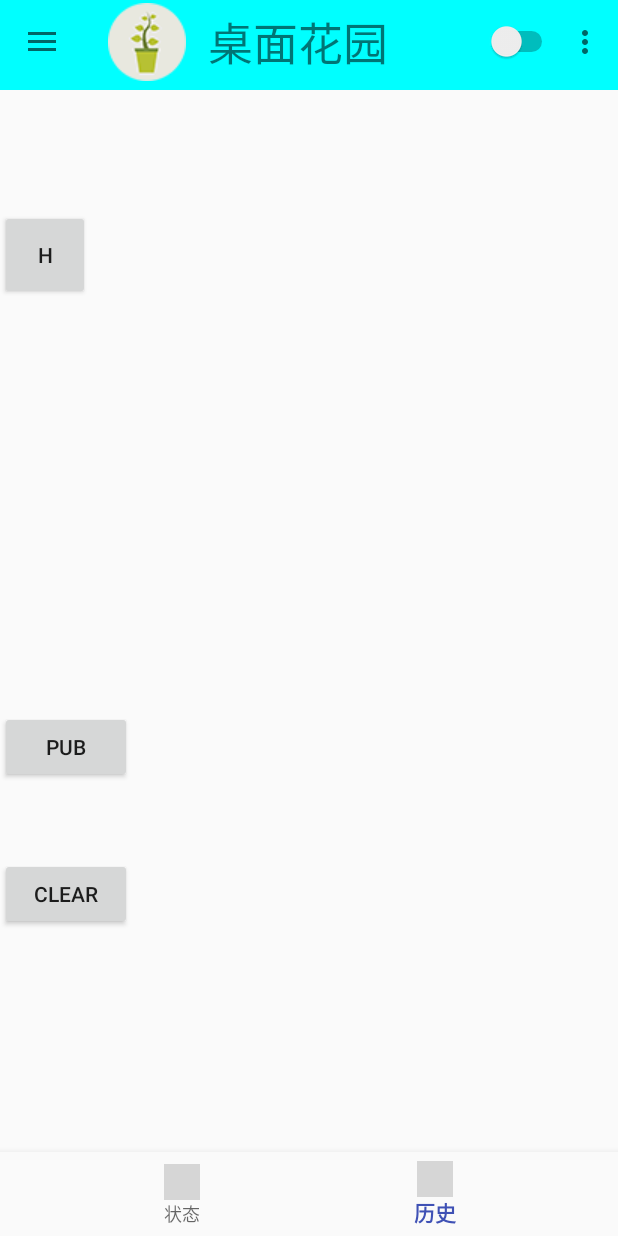
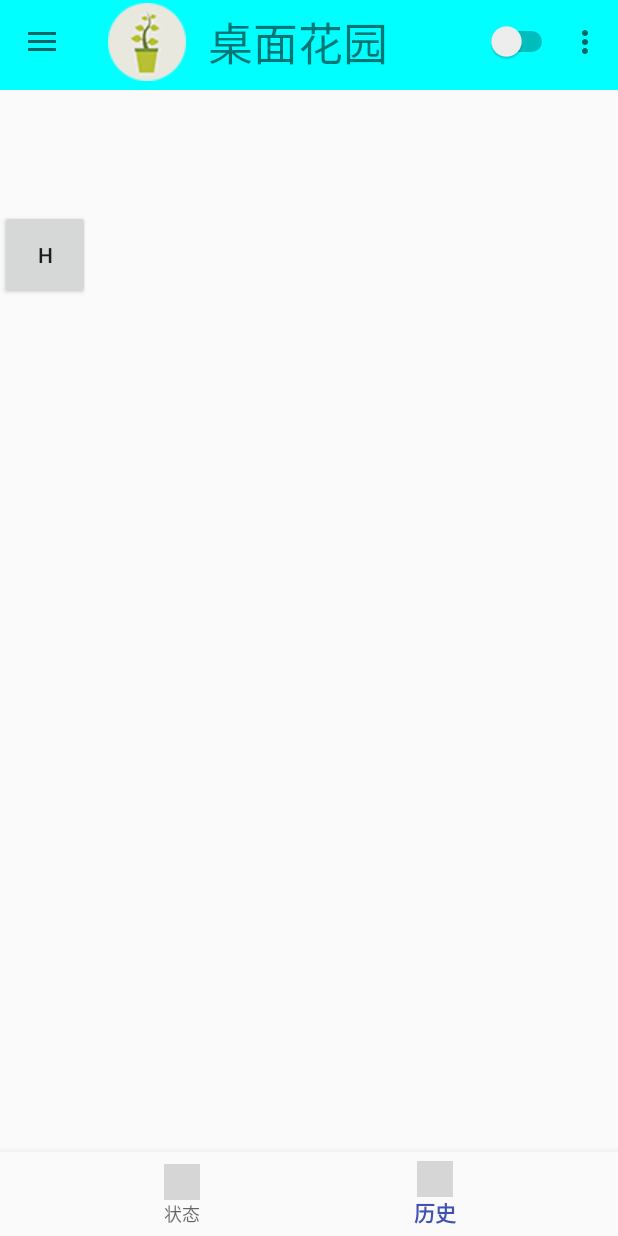
Before and after one commit to HerculesHu/Table_Garden, an Android app: the MainActivity screen opened directly, with no data from a screen before it, item 2 of the bottom bar chosen, on a phone screen of 412 x 824 dp. Run offline under Robolectric (Android 15) with nearby library versions, the phone set to English and light mode, and no system bars; libraries missing offline, so code that uses them is left out: org.eclipse.paho, org.litepal.crud; 3 statements that could not run were skipped; grey boxes are pictures that could not be loaded.

Commit message:
修复了无效二维码的显示，增加了HistoryFragment的handler

```diff
--- a/TableGarden/app/src/main/java/com/zucc/g3/hzy/myapplication/HistoryFragment.java
+++ b/TableGarden/app/src/main/java/com/zucc/g3/hzy/myapplication/HistoryFragment.java
@@ -1,20 +1,63 @@
 package com.zucc.g3.hzy.myapplication;
 
+import android.content.Context;
 import android.os.Bundle;
+import android.os.Handler;
+import android.os.Message;
 import android.support.v4.app.Fragment;
+import android.util.Log;
 import android.view.LayoutInflater;
 import android.view.View;
 import android.view.ViewGroup;
+import android.widget.TextView;
+import android.widget.Toast;
 
 /**
  * Created by Administrator on 2018/1/10.
  */
 
 public class HistoryFragment extends Fragment {
+
+
+    private TextView M;
+    private MainActivity main_activity;
+
+    private Handler handler = new Handler(){
+        @Override
+        public void handleMessage(Message msg) {
+            super.handleMessage(msg);
+            if(msg.what==1){
+                Toast.makeText(getActivity(),"连接成功",Toast.LENGTH_LONG).show();
+            }else if(msg.what==2){
+                Toast.makeText(getActivity(),"连接丢失，进行重连",Toast.LENGTH_SHORT).show();
+            }else if(msg.what==3){
+                Toast.makeText(getActivity(),"连接失败",Toast.LENGTH_SHORT).show();
+            }else if(msg.what==4){
+                M.setText((String)msg.obj);
+            }
+        }
+    };
     @Override
     public View onCreateView(LayoutInflater inflater, ViewGroup container,
                              Bundle savedInstanceState) {
         View view = inflater.inflate(R.layout.fragment_history, container, false);
+        M=(TextView)view.findViewById(R.id.HT);
         return view;
     }
+
+
+
+    //与MainActivity绑定
+    @Override
+    public void onAttach(Context context) {
+        super.onAttach(context);
+        main_activity = (MainActivity) context;
+        main_activity.setHandler(handler);
+    }
+
+    @Override
+    public void onDestroyView() {
+        super.onDestroyView();
+        Log.d("HistoryFragment", "onDestroyView");
+    }
 }
--- a/TableGarden/app/src/main/java/com/zucc/g3/hzy/myapplication/MainActivity.java
+++ b/TableGarden/app/src/main/java/com/zucc/g3/hzy/myapplication/MainActivity.java
@@ -56,8 +56,7 @@ public class MainActivity extends AppCompatActivity  implements Button.OnClickLi
     private final static int FAIL=3;
     private final static int RECEIVE=4;
 
-    private TextView subMsg;
-    private Button pubButton,clearButton;
+
     private MqttAsyncClient mqttClient;
     private Switch switch_connect;
 
@@ -81,11 +80,8 @@ public class MainActivity extends AppCompatActivity  implements Button.OnClickLi
 
         switch_connect = (Switch) findViewById(R.id.sw_connect);
         switch_connect.setOnCheckedChangeListener(this);
-        subMsg=(TextView)findViewById(R.id.submessage);
-        pubButton=(Button)findViewById(R.id.pubButton);
-        clearButton=(Button)findViewById(R.id.clearButton);
-        pubButton.setOnClickListener(this);
-        clearButton.setOnClickListener(this);
+
+
         mBottomNavigationView = (BottomNavigationView) findViewById(R.id.navigation);
 
         //加载状态fragment
@@ -135,9 +131,10 @@ public class MainActivity extends AppCompatActivity  implements Button.OnClickLi
             }else if(msg.what==LOST){
                 Toast.makeText(MainActivity.this,"连接丢失，进行重连",Toast.LENGTH_SHORT).show();
             }else if(msg.what==FAIL){
+
                 Toast.makeText(MainActivity.this,"连接失败",Toast.LENGTH_SHORT).show();
             }else if(msg.what==RECEIVE){
-                subMsg.setText((String)msg.obj);
+
             }
             super.handleMessage(msg);
         }
@@ -344,8 +341,36 @@ public class MainActivity extends AppCompatActivity  implements Button.OnClickLi
     @Override
     public void onClick(View v) {
 
-        if(v==pubButton)
-        {
+//        if(v==pubButton)
+//        {
+//            if (wait&&swc)
+//            {
+//                try {
+//                    mqttClient.publish(topic_pub, buildJSON(0, 30, 80, 8, 13).getBytes(), 1, false);
+//                } catch (MqttException e) {
+//                    e.printStackTrace();
+//                } finally {
+//                    wait = false;
+//                    delay(800);
+//                }
+//            }
+//            else  if(!swc)
+//            {
+//                Toast.makeText(MainActivity.this,"请先连接再发送",Toast.LENGTH_SHORT).show();
+//            }
+//            else if(!wait)
+//            {
+//                Toast.makeText(MainActivity.this,"亲，命令已经到达，不要频繁发送",Toast.LENGTH_SHORT).show();
+//            }
+//        }
+//        else if(v==clearButton){
+//            subMsg.setText("");
+//        }
+    }
+
+    public void onClick_Event(View view) {
+        switch (view.getId()) {
+            case R.id.H:
                 if (wait&&swc)
                 {
                     try {
@@ -365,15 +390,6 @@ public class MainActivity extends AppCompatActivity  implements Button.OnClickLi
                 {
                     Toast.makeText(MainActivity.this,"亲，命令已经到达，不要频繁发送",Toast.LENGTH_SHORT).show();
                 }
-        }
-        else if(v==clearButton){
-            subMsg.setText("");
-        }
-    }
-
-    public void onClick_Event(View view) {
-        switch (view.getId()) {
-            case R.id.H:
                 Toast.makeText(view.getContext(), "H", Toast.LENGTH_SHORT).show();
                 break;
             case R.id.S:
--- a/TableGarden/app/src/main/res/layout/activity_main.xml
+++ b/TableGarden/app/src/main/res/layout/activity_main.xml
@@ -30,29 +30,10 @@
             android:layout_height="170dp"
             android:layout_alignParentStart="true"
            ></FrameLayout>
-        <Button
-            android:layout_width="wrap_content"
-            android:layout_height="wrap_content"
-            android:id="@+id/pubButton"
-            android:text="pub"
-            android:layout_above="@+id/submessage"
-            android:layout_alignStart="@+id/navigation" />
 
-        <Button
-            android:layout_width="wrap_content"
-            android:layout_height="wrap_content"
-            android:text="clear"
-            android:id="@+id/clearButton"
-            android:layout_above="@+id/navigation"
-            android:layout_alignParentStart="true"
-            android:layout_marginBottom="148dp" />
 
-        <TextView
-            android:id="@+id/submessage"
-            android:layout_width="match_parent"
-            android:layout_height="50dp"
-            android:layout_above="@+id/clearButton"
-            android:layout_alignParentStart="true" />
+
+
 
         <android.support.design.widget.BottomNavigationView
             android:id="@+id/navigation"
--- a/TableGarden/app/src/main/res/layout/fragment_history.xml
+++ b/TableGarden/app/src/main/res/layout/fragment_history.xml
@@ -18,6 +18,12 @@
             android:layout_alignParentTop="true"
             android:onClick="onClick_Event"
             android:text="H" />
+        <TextView
+            android:id="@+id/HT"
+            android:layout_width="match_parent"
+            android:layout_height="50dp"
+            android:layout_alignBottom="@+id/H"
+            android:layout_toEndOf="@+id/H" />
     </RelativeLayout>
 
 
```
Also changed, not shown: TableGarden/app/src/main/java/com/zucc/g3/hzy/myapplication/ScanQRActivity.java (+4 -3 lines), TableGarden/app/src/main/java/com/zucc/g3/hzy/myapplication/StateFragment.java (+11 -1 lines). Lines whose indentation alone changed are shown as unchanged.
